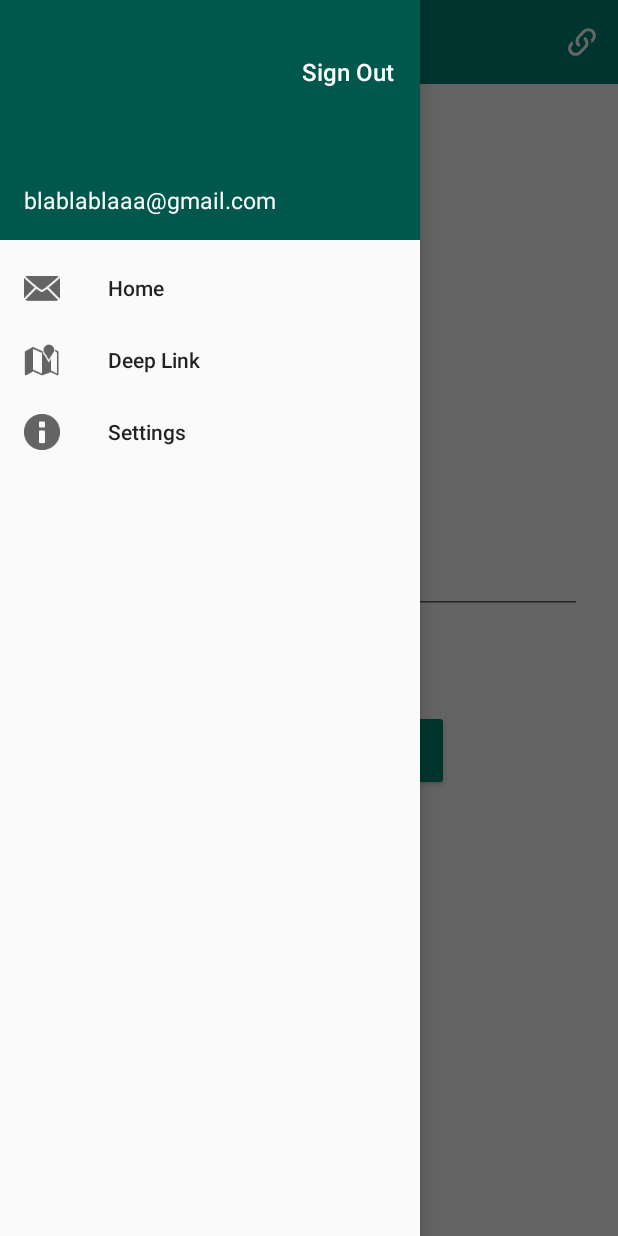
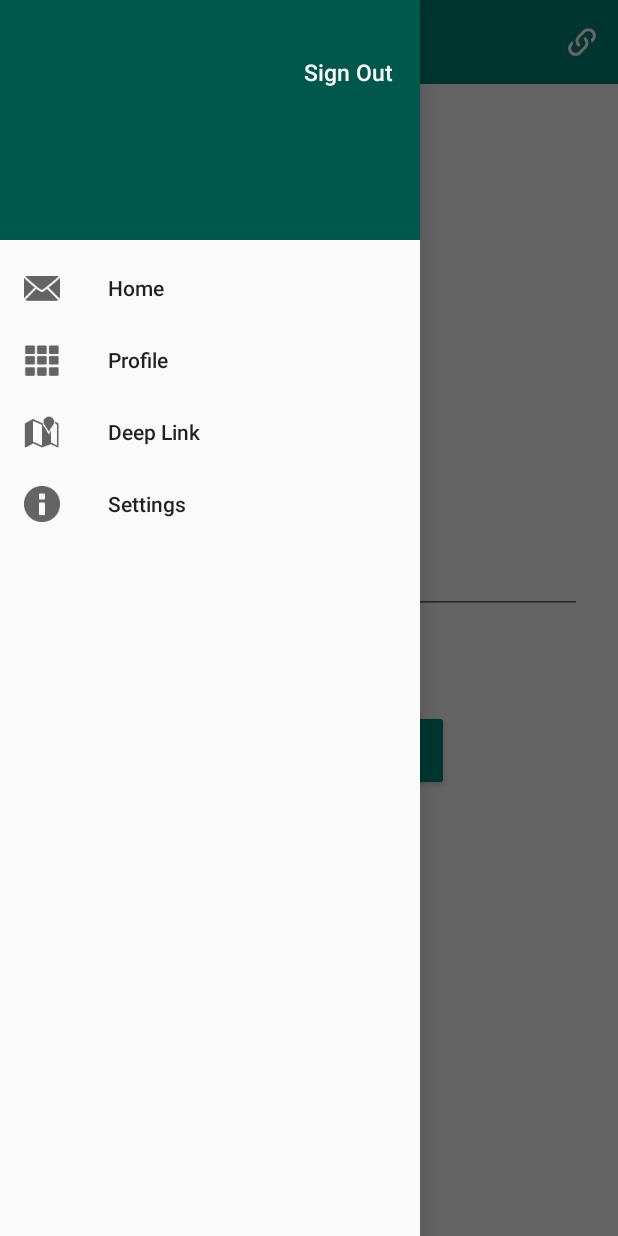
Before and after one commit to laVepe/navigation-component-example, an Android app: the CreateItemFragment screen opened through its navigation route, with the side drawer open, on a phone screen of 412 x 824 dp. Run offline under Robolectric (Android 15) with nearby library versions, the phone set to English and light mode, and no system bars; our stand-ins replace navigation-ui; 4 statements that could not run were skipped.

Commit message:
safe args usage corrected

```diff
--- a/app/src/main/java/com/vepe/navigation/ui/home/HomeItemAdapter.kt
+++ b/app/src/main/java/com/vepe/navigation/ui/home/HomeItemAdapter.kt
@@ -9,7 +9,6 @@ import android.view.ViewGroup
 import android.widget.TextView
 import androidx.navigation.Navigation
 import com.vepe.navigation.R
-import com.vepe.navigation.ui.detail.DetailFragmentArgs
 
 
 class HomeItemAdapter : ListAdapter<String, HomeItemAdapter.ViewHolder>(HomeItemDiffCallback()) {
@@ -28,12 +27,9 @@ class HomeItemAdapter : ListAdapter<String, HomeItemAdapter.ViewHolder>(HomeItem
 
         fun bind(item: String) {
             title.text = item
-            view.setOnClickListener(
-                    Navigation.createNavigateOnClickListener(R.id.action_detail,
-                            DetailFragmentArgs.Builder()
-                                    .setTitle(item)
-                                    .build()
-                                    .toBundle()))
+            val actionDetail = HomeFragmentDirections.ActionDetail()
+            actionDetail.setTitle(item)
+            view.setOnClickListener { Navigation.findNavController(view).navigate(actionDetail) }
         }
     }
 
--- a/app/src/main/res/layout/frg_create.xml
+++ b/app/src/main/res/layout/frg_create.xml
@@ -23,7 +23,8 @@
             android:layout_width="match_parent"
             android:layout_height="wrap_content"
             android:hint="@string/item_title"
-            android:maxLines="1"/>
+            android:maxLines="1"
+            android:inputType="text"/>
     </android.support.design.widget.TextInputLayout>
 
     <Button
--- /dev/null
+++ b/app/src/main/res/layout/frg_profile.xml
@@ -0,0 +1,6 @@
+<?xml version="1.0" encoding="utf-8"?>
+<android.support.constraint.ConstraintLayout
+    xmlns:android="http://schemas.android.com/apk/res/android" android:layout_width="match_parent"
+    android:layout_height="match_parent">
+
+</android.support.constraint.ConstraintLayout>
--- a/app/src/main/res/layout/nav_header.xml
+++ b/app/src/main/res/layout/nav_header.xml
@@ -19,7 +19,7 @@
         android:text="@string/sign_out"
         android:textColor="@android:color/white"
         android:textAllCaps="false"
-        android:textSize="16sp"
+        android:textSize="15sp"
         app:layout_constraintEnd_toEndOf="parent"
         app:layout_constraintTop_toTopOf="parent" />
 
@@ -33,5 +33,5 @@
         android:textSize="15sp"
         app:layout_constraintBottom_toBottomOf="parent"
         app:layout_constraintStart_toStartOf="parent"
-        android:text="blablablaaa@gmail.com" />
+        tools:text="John Doe" />
 </android.support.constraint.ConstraintLayout>
--- a/app/src/main/res/menu/drawer_menu.xml
+++ b/app/src/main/res/menu/drawer_menu.xml
@@ -5,6 +5,10 @@
             android:id="@+id/mainFragment"
             android:icon="@android:drawable/ic_dialog_email"
             android:title="@string/home" />
+        <item
+            android:id="@+id/profileFragment"
+            android:icon="@android:drawable/ic_dialog_dialer"
+            android:title="@string/profile" />
         <item
             android:id="@+id/deepLinkFragment"
             android:icon="@android:drawable/ic_dialog_map"
--- a/app/src/main/res/navigation/nav_graph.xml
+++ b/app/src/main/res/navigation/nav_graph.xml
@@ -49,6 +49,11 @@
         tools:layout="@layout/frg_create" />
 
     <fragment
+        android:id="@+id/profileFragment"
+        android:name="com.vepe.navigation.ui.profile.ProfileFragment"
+        android:label="@string/profile" />
+
+    <fragment
         android:id="@+id/deepLinkFragment"
         android:name="com.vepe.navigation.ui.deeplink.DeepLinkFragment"
         android:label="@string/deep_link"
--- a/app/src/main/res/values/strings.xml
+++ b/app/src/main/res/values/strings.xml
@@ -16,4 +16,5 @@
     <string name="item_title">Item title</string>
     <string name="add_item">Add item</string>
     <string name="detail_message">Detail of %s</string>
+    <string name="profile">Profile</string>
 </resources>
```
Also changed, not shown: app/src/main/java/com/vepe/navigation/ui/profile/ProfileFragment.kt (added, +18 -0 lines).
